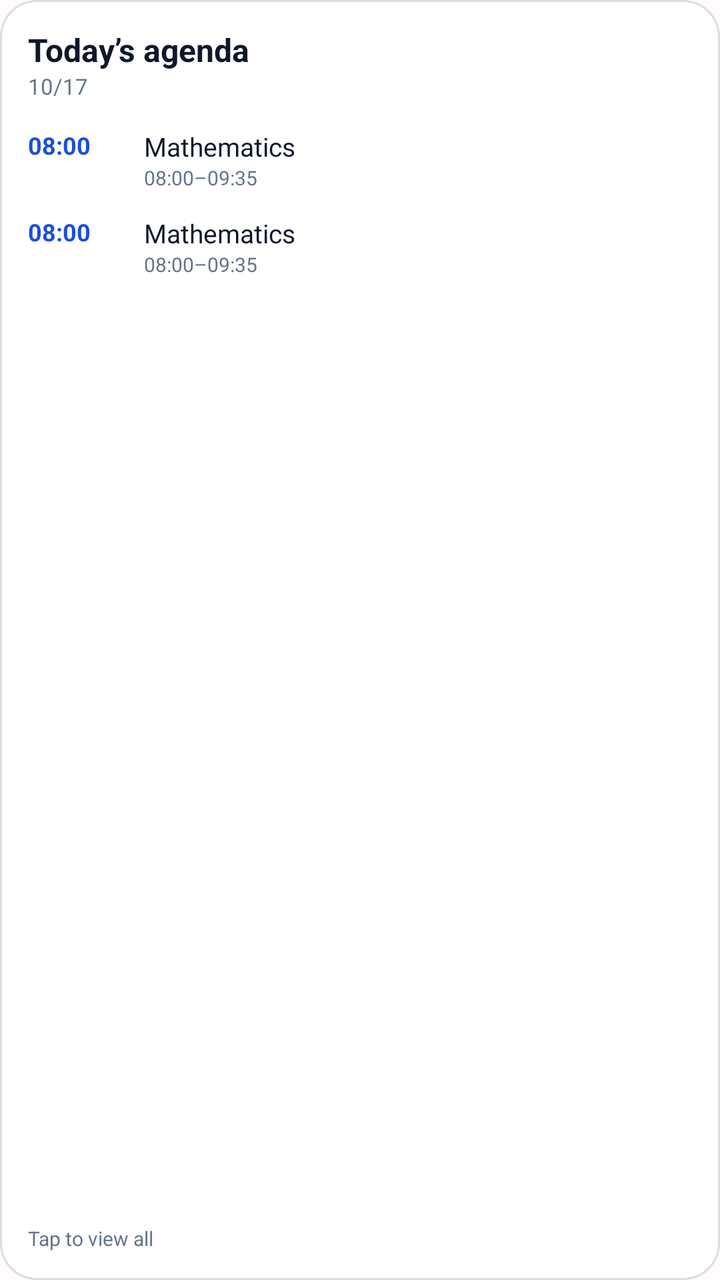
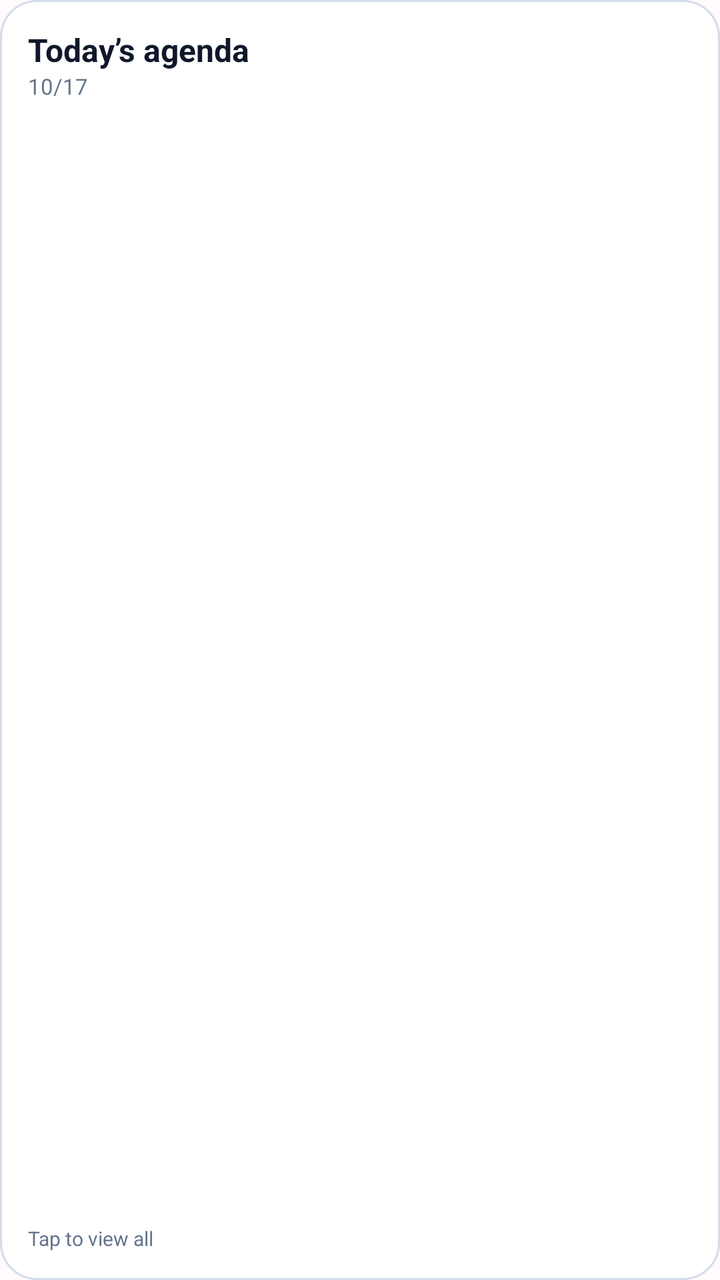

An Android layout rendered at two revisions. The XML below is the earlier revision; the diff shows what the commit changed to produce the second picture.
<!-- AndroidManifest.xml: application theme Theme.KAgenda -->
<!-- res/layout/widget_overview.xml -->
<?xml version="1.0" encoding="utf-8"?>
<LinearLayout xmlns:android="http://schemas.android.com/apk/res/android"
    android:id="@+id/overview_root" android:layout_width="match_parent" android:layout_height="match_parent"
    android:orientation="vertical" android:padding="14dp" android:background="@drawable/widget_bg">
    <TextView android:id="@+id/overview_title" android:layout_width="match_parent" android:layout_height="wrap_content"
        android:text="@string/feature_widget_today_agenda" android:textStyle="bold" android:textSize="16sp" android:textColor="#0F172A" />
    <TextView android:id="@+id/overview_date" android:layout_width="match_parent" android:layout_height="wrap_content"
        android:text="10/17" android:textSize="11sp" android:textColor="#64748B" android:paddingBottom="8dp" />
    <ScrollView android:layout_width="match_parent" android:layout_height="0dp" android:layout_weight="1" android:fillViewport="false">
        <LinearLayout android:id="@+id/overview_rows" android:layout_width="match_parent" android:layout_height="wrap_content" android:orientation="vertical">
            <include layout="@layout/widget_overview_row" />
            <include layout="@layout/widget_overview_row" />
        </LinearLayout>
    </ScrollView>
    <TextView android:id="@+id/overview_more" android:layout_width="match_parent" android:layout_height="wrap_content"
        android:text="@string/feature_widget_more" android:textSize="10sp" android:textColor="#64748B" android:paddingTop="4dp" />
</LinearLayout>
<!-- res/layout/widget_overview_row.xml (included above) -->
<?xml version="1.0" encoding="utf-8"?>
<LinearLayout xmlns:android="http://schemas.android.com/apk/res/android" android:id="@+id/overview_row"
    android:layout_width="match_parent" android:layout_height="wrap_content" android:orientation="horizontal" android:paddingTop="6dp" android:paddingBottom="6dp">
    <TextView android:id="@+id/overview_time" android:layout_width="58dp" android:layout_height="wrap_content"
        android:text="08:00" android:textSize="12sp" android:textStyle="bold" android:textColor="#1D4ED8" />
    <LinearLayout android:layout_width="0dp" android:layout_weight="1" android:layout_height="wrap_content" android:orientation="vertical">
        <TextView android:id="@+id/overview_name" android:layout_width="match_parent" android:layout_height="wrap_content"
            android:text="@string/feature_sample_course" android:textSize="13sp" android:textColor="#0F172A" android:maxLines="2" android:ellipsize="end" />
        <TextView android:id="@+id/overview_location" android:layout_width="match_parent" android:layout_height="wrap_content"
            android:text="08:00–09:35" android:textSize="10sp" android:textColor="#64748B" android:maxLines="1" android:ellipsize="end" />
    </LinearLayout>
</LinearLayout>
<!-- resources referenced by this layout -->
<resources>
  <!-- drawable widget_bg (drawable) -->
  <?xml version="1.0" encoding="utf-8"?>
  <shape xmlns:android="http://schemas.android.com/apk/res/android"
      android:shape="rectangle">
      <solid android:color="#FFFFFF" />
      <corners android:radius="18dp" />
      <stroke
          android:width="1dp"
          android:color="#22000000" />
  </shape>
  <string name="feature_sample_course">Mathematics</string>
  <string name="feature_widget_more">Tap to view all</string>
  <string name="feature_widget_today_agenda">Today’s agenda</string>
  <style name="Theme.KAgenda" parent="android:Theme.Material.Light.NoActionBar">
          <item name="android:windowBackground">@color/window_background</item>
          <item name="android:statusBarColor">@android:color/transparent</item>
          <item name="android:navigationBarColor">@android:color/transparent</item>
      </style>
  <color name="window_background">#FFFBFE</color>
</resources>

<!-- the commit's change to res/layout/widget_overview.xml (unified diff, before → after) -->
@@ -6,25 +6,7 @@
         android:text="@string/feature_widget_today_agenda" android:textStyle="bold" android:textSize="16sp" android:textColor="#0F172A" />
     <TextView android:id="@+id/overview_date" android:layout_width="match_parent" android:layout_height="wrap_content"
         android:text="10/17" android:textSize="11sp" android:textColor="#64748B" android:paddingBottom="8dp" />
-    <ScrollView android:layout_width="match_parent" android:layout_height="0dp" android:layout_weight="1" android:fillViewport="false">
-        <LinearLayout android:id="@+id/overview_rows" android:layout_width="match_parent" android:layout_height="wrap_content" android:orientation="vertical">
-            <include layout="@layout/widget_overview_row" />
-            <include layout="@layout/widget_overview_row" />
-        </LinearLayout>
-    </ScrollView>
+    <ListView android:id="@+id/overview_rows" android:layout_width="match_parent" android:layout_height="0dp" android:layout_weight="1" android:divider="@null" android:scrollbars="vertical" />
     <TextView android:id="@+id/overview_more" android:layout_width="match_parent" android:layout_height="wrap_content"
         android:text="@string/feature_widget_more" android:textSize="10sp" android:textColor="#64748B" android:paddingTop="4dp" />
 </LinearLayout>
-<!-- res/layout/widget_overview_row.xml (included above) -->
-<?xml version="1.0" encoding="utf-8"?>
-<LinearLayout xmlns:android="http://schemas.android.com/apk/res/android" android:id="@+id/overview_row"
-    android:layout_width="match_parent" android:layout_height="wrap_content" android:orientation="horizontal" android:paddingTop="6dp" android:paddingBottom="6dp">
-    <TextView android:id="@+id/overview_time" android:layout_width="58dp" android:layout_height="wrap_content"
-        android:text="08:00" android:textSize="12sp" android:textStyle="bold" android:textColor="#1D4ED8" />
-    <LinearLayout android:layout_width="0dp" android:layout_weight="1" android:layout_height="wrap_content" android:orientation="vertical">
-        <TextView android:id="@+id/overview_name" android:layout_width="match_parent" android:layout_height="wrap_content"
-            android:text="@string/feature_sample_course" android:textSize="13sp" android:textColor="#0F172A" android:maxLines="2" android:ellipsize="end" />
-        <TextView android:id="@+id/overview_location" android:layout_width="match_parent" android:layout_height="wrap_content"
-            android:text="08:00–09:35" android:textSize="10sp" android:textColor="#64748B" android:maxLines="1" android:ellipsize="end" />
-    </LinearLayout>
-</LinearLayout>
<!-- resource entries referenced after the edit -->
@@ -2,15 +2,9 @@
 <resources>
   <!-- drawable widget_bg (drawable) -->
   <?xml version="1.0" encoding="utf-8"?>
-  <shape xmlns:android="http://schemas.android.com/apk/res/android"
-      android:shape="rectangle">
-      <solid android:color="#FFFFFF" />
-      <corners android:radius="18dp" />
-      <stroke
-          android:width="1dp"
-          android:color="#22000000" />
-  </shape>
-  <string name="feature_sample_course">Mathematics</string>
+  <shape xmlns:android="http://schemas.android.com/apk/res/android" android:shape="rectangle">
+  <solid android:color="#FFFFFF" /><corners android:radius="18dp" />
+  <stroke android:width="1dp" android:color="#D4DCE8" /></shape>
   <string name="feature_widget_more">Tap to view all</string>
   <string name="feature_widget_today_agenda">Today’s agenda</string>
   <style name="Theme.KAgenda" parent="android:Theme.Material.Light.NoActionBar">
